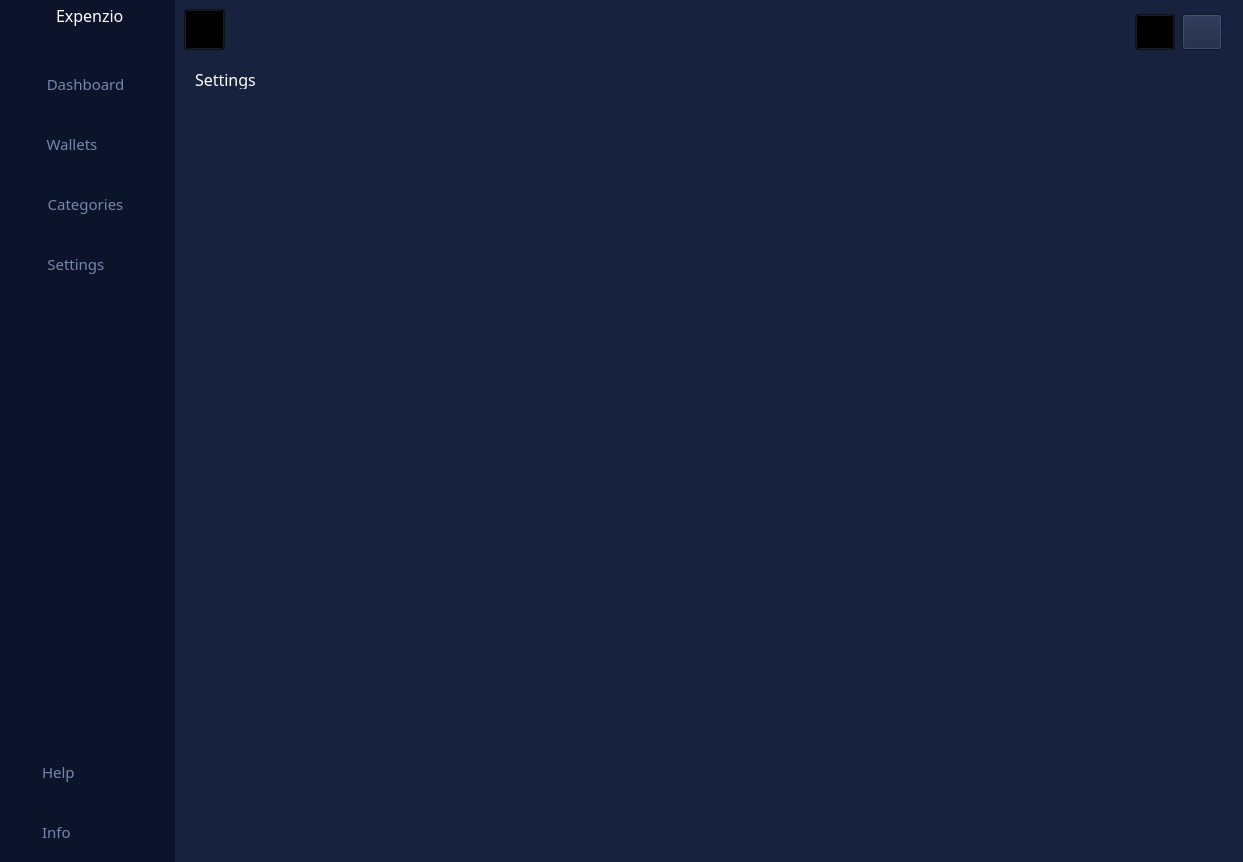
v4sud3v/MINI-PROJECT, file HOMEWINDOW5.ui: the form before one commit.
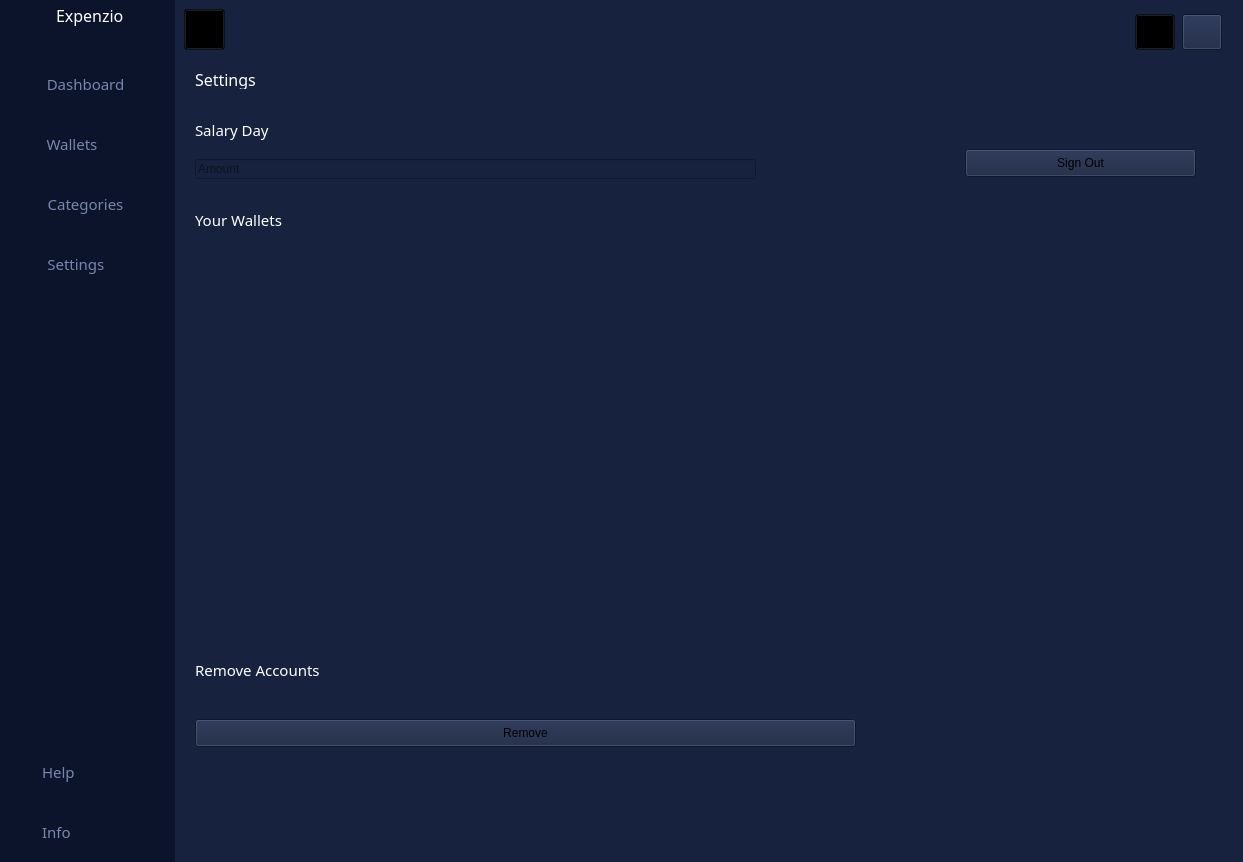
The form after the commit. The open tabs and pages were chosen to show the change. Icons and pictures are not drawn.

Commit message: settings tab widgets created

What changed in the file:
```diff
--- a/HOMEWINDOW5.ui
+++ b/HOMEWINDOW5.ui
@@ -2075,6 +2075,198 @@
             <string>Settings</string>
            </property>
           </widget>
+          <widget class="QLabel" name="label_6">
+           <property name="geometry">
+            <rect>
+             <x>20</x>
+             <y>60</y>
+             <width>151</width>
+             <height>21</height>
+            </rect>
+           </property>
+           <property name="font">
+            <font>
+             <family>Century Gothic</family>
+             <pointsize>11</pointsize>
+             <weight>50</weight>
+             <italic>false</italic>
+             <bold>false</bold>
+            </font>
+           </property>
+           <property name="styleSheet">
+            <string notr="true">color:#fff</string>
+           </property>
+           <property name="text">
+            <string>Salary Day</string>
+           </property>
+          </widget>
+          <widget class="QLineEdit" name="amount_2">
+           <property name="geometry">
+            <rect>
+             <x>20</x>
+             <y>100</y>
+             <width>561</width>
+             <height>20</height>
+            </rect>
+           </property>
+           <property name="sizePolicy">
+            <sizepolicy hsizetype="Expanding" vsizetype="Fixed">
+             <horstretch>0</horstretch>
+             <verstretch>0</verstretch>
+            </sizepolicy>
+           </property>
+           <property name="minimumSize">
+            <size>
+             <width>214</width>
+             <height>19</height>
+            </size>
+           </property>
+           <property name="whatsThis">
+            <string/>
+           </property>
+           <property name="styleSheet">
+            <string notr="true"/>
+           </property>
+           <property name="placeholderText">
+            <string>Amount</string>
+           </property>
+          </widget>
+          <widget class="QLabel" name="yourwallets">
+           <property name="geometry">
+            <rect>
+             <x>20</x>
+             <y>150</y>
+             <width>151</width>
+             <height>21</height>
+            </rect>
+           </property>
+           <property name="font">
+            <font>
+             <family>Century Gothic</family>
+             <pointsize>11</pointsize>
+             <weight>50</weight>
+             <italic>false</italic>
+             <bold>false</bold>
+            </font>
+           </property>
+           <property name="styleSheet">
+            <string notr="true">color:#fff</string>
+           </property>
+           <property name="text">
+            <string>Your Wallets</string>
+           </property>
+          </widget>
+          <widget class="QWidget" name="widget" native="true">
+           <property name="geometry">
+            <rect>
+             <x>20</x>
+             <y>200</y>
+             <width>651</width>
+             <height>371</height>
+            </rect>
+           </property>
+          </widget>
+          <widget class="QLabel" name="removeaccounts">
+           <property name="geometry">
+            <rect>
+             <x>20</x>
+             <y>600</y>
+             <width>151</width>
+             <height>21</height>
+            </rect>
+           </property>
+           <property name="font">
+            <font>
+             <family>Century Gothic</family>
+             <pointsize>11</pointsize>
+             <weight>50</weight>
+             <italic>false</italic>
+             <bold>false</bold>
+            </font>
+           </property>
+           <property name="styleSheet">
+            <string notr="true">color:#fff</string>
+           </property>
+           <property name="text">
+            <string>Remove Accounts</string>
+           </property>
+          </widget>
+          <widget class="QPushButton" name="removeaccount">
+           <property name="geometry">
+            <rect>
+             <x>20</x>
+             <y>660</y>
+             <width>661</width>
+             <height>28</height>
+            </rect>
+           </property>
+           <property name="sizePolicy">
+            <sizepolicy hsizetype="Maximum" vsizetype="Fixed">
+             <horstretch>0</horstretch>
+             <verstretch>0</verstretch>
+            </sizepolicy>
+           </property>
+           <property name="minimumSize">
+            <size>
+             <width>90</width>
+             <height>28</height>
+            </size>
+           </property>
+           <property name="styleSheet">
+            <string notr="true">QPushButton{
+	border: 1px solid;
+	border-color:#fff;
+	border-radius: 7px;
+color:#fff;
+}
+QPushButton:hover{
+color:rgb(22, 201, 236);
+border-color:rgb(22, 201, 236);
+}
+font: 3pt &quot;Century Gothic&quot;;</string>
+           </property>
+           <property name="text">
+            <string>Remove</string>
+           </property>
+          </widget>
+          <widget class="QPushButton" name="removeaccount_2">
+           <property name="geometry">
+            <rect>
+             <x>790</x>
+             <y>90</y>
+             <width>231</width>
+             <height>28</height>
+            </rect>
+           </property>
+           <property name="sizePolicy">
+            <sizepolicy hsizetype="Maximum" vsizetype="Fixed">
+             <horstretch>0</horstretch>
+             <verstretch>0</verstretch>
+            </sizepolicy>
+           </property>
+           <property name="minimumSize">
+            <size>
+             <width>90</width>
+             <height>28</height>
+            </size>
+           </property>
+           <property name="styleSheet">
+            <string notr="true">QPushButton{
+	border: 1px solid;
+	border-color:#fff;
+	border-radius: 7px;
+color:#fff;
+}
+QPushButton:hover{
+color:rgb(22, 201, 236);
+border-color:rgb(22, 201, 236);
+}
+font: 3pt &quot;Century Gothic&quot;;</string>
+           </property>
+           <property name="text">
+            <string>Sign Out</string>
+           </property>
+          </widget>
          </widget>
          <widget class="QWidget" name="page_5">
           <widget class="QLabel" name="label_11">
```
Left out of the diff: 106 changed lines with no effect on the pictures. Lines whose indentation alone changed are shown as unchanged.
